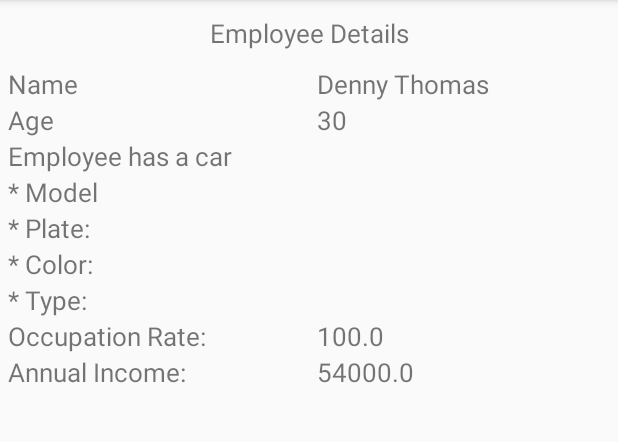
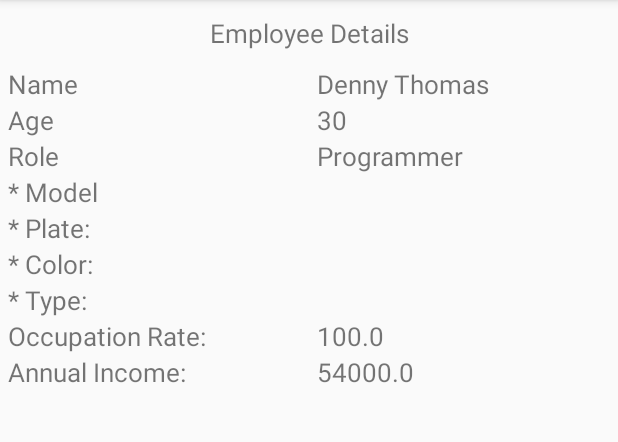
Before and after one commit to codey-singh/androidTermProject, an Android app: the screen it shows after launch (EmployeeDetail), after a tap on an icon or button, on a phone screen of 412 x 824 dp, the part 84-526 px from its top. Run offline under Robolectric (Android 15) with nearby library versions, the phone set to English and light mode, and no system bars.

Commit message:
layout changes

```diff
--- a/app/src/main/res/layout/activity_employee_detail.xml
+++ b/app/src/main/res/layout/activity_employee_detail.xml
@@ -82,13 +82,22 @@
         android:orientation="horizontal">
 
         <TextView
+            android:id="@+id/roleDisplay"
             android:layout_width="0dp"
             android:layout_height="wrap_content"
-            android:text="Employee has a car"
+            android:layout_weight="1"
+            android:paddingLeft="5dp"
+            android:paddingRight="5dp"
+            android:text="Role"
+            android:textSize="17sp" />
+        <TextView
+            android:layout_width="0dp"
+            android:layout_height="wrap_content"
+            android:text=""
             android:paddingLeft="5dp"
             android:paddingRight="5dp"
             android:textSize="17sp"
-            android:id="@+id/carDetail"
+            android:id="@+id/roleDetails"
             android:layout_weight="1"/>
     </LinearLayout>
 
--- a/app/src/main/res/layout/activity_main.xml
+++ b/app/src/main/res/layout/activity_main.xml
@@ -3,7 +3,12 @@
     xmlns:android="http://schemas.android.com/apk/res/android" android:layout_width="match_parent"
     android:layout_height="match_parent"
     android:orientation="vertical">
-
+    <EditText
+        android:layout_width="match_parent"
+        android:layout_height="wrap_content"
+        android:id="@+id/searchBar"
+        android:hint="Search Name"
+        />
     <ListView
         android:id="@+id/List_Employees"
         android:layout_width="match_parent"
```
